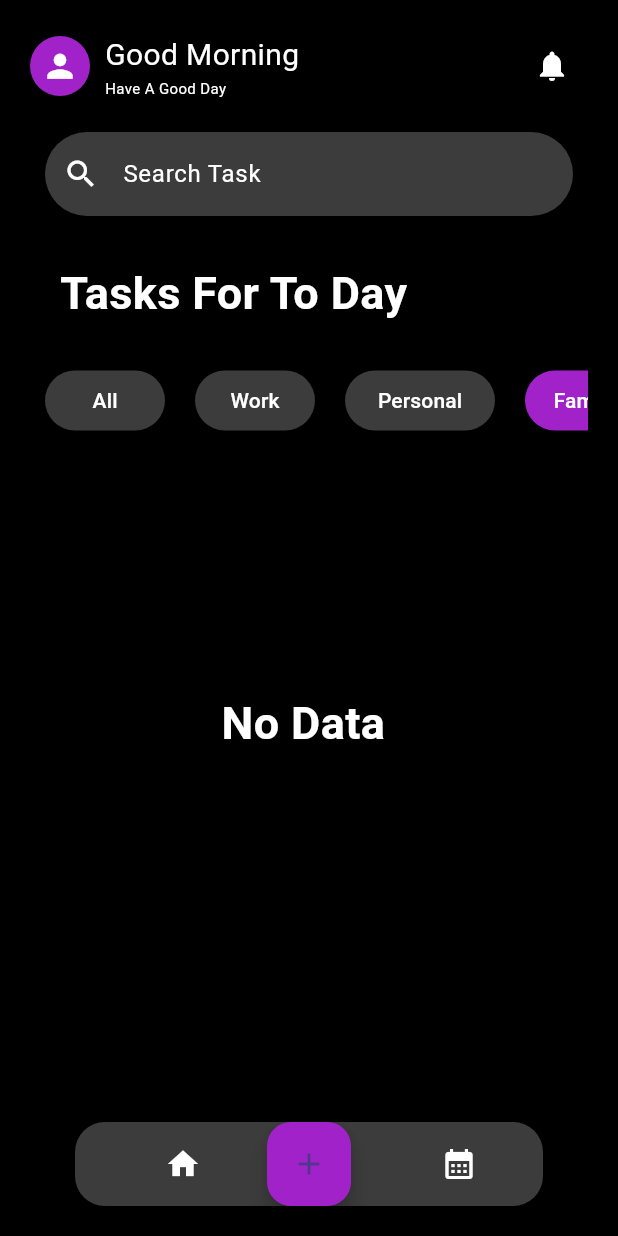
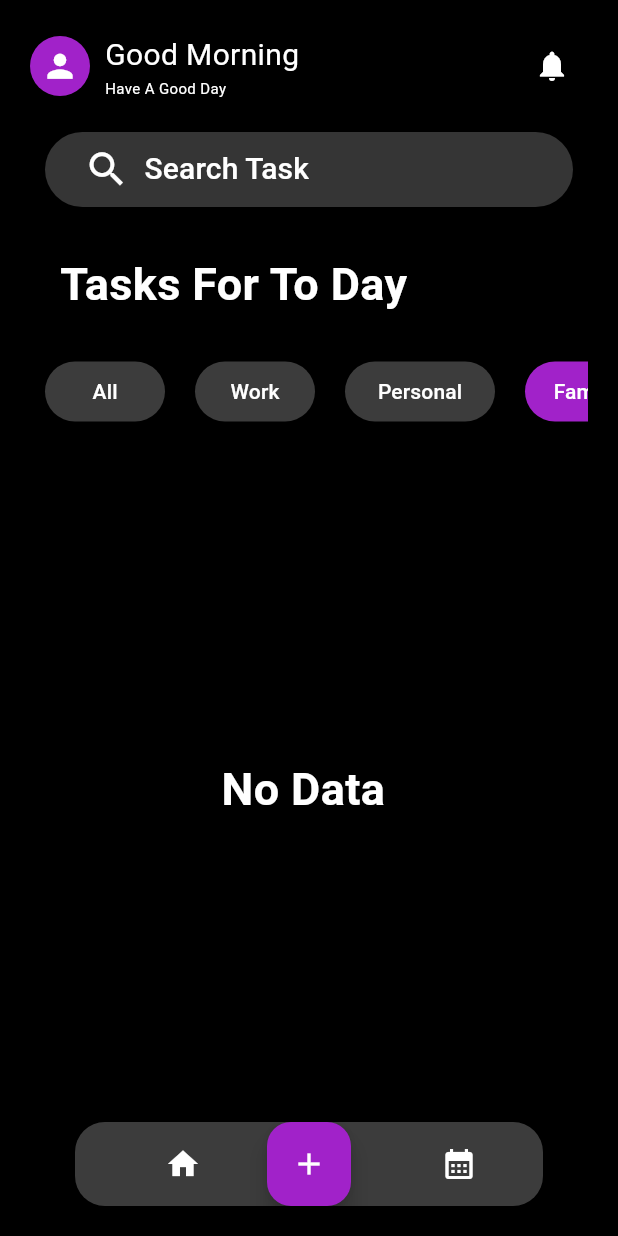
Before and after one commit to ameen-ali-hub/To-Do-List-App, a Flutter app: the screen it shows after launch, on a phone screen of 412 x 824 dp. Run offline on Flutter 3.47's test engine with Material 3 defaults, Android fonts, the phone set to English and light mode, and no system bars; our stand-ins replace hive_flutter, table_calendar; accounts and stored records are empty.

Commit message:
Update Task Status And SearchBar

```diff
--- a/lib/main.dart
+++ b/lib/main.dart
@@ -5,11 +5,12 @@ import 'package:hive_flutter/adapters.dart';
 import 'package:todoapp/model/task.dart';
 import './view/home.dart';
 
+
 void main() async {
   await Hive.initFlutter();
   Hive.registerAdapter(TaskAdapter());
   await Hive.openBox('TasksBox');
-  runApp(const MyApp());
+  runApp(const MyApp()) ;
 }
 
 class MyApp extends StatefulWidget {
@@ -20,6 +21,7 @@ class MyApp extends StatefulWidget {
 }
 
 class _MyAppState extends State<MyApp> {
+
   @override
   void dispose() {
     // TODO: implement dispose
--- a/lib/model/task.dart
+++ b/lib/model/task.dart
@@ -1,6 +1,7 @@
 // the thinks we need to entered to the database
 import 'package:hive_flutter/adapters.dart';
 part 'task.g.dart';
+
 @HiveType(typeId: 1)
 class Task {
   @HiveField(0)
--- a/lib/view/calendar.dart
+++ b/lib/view/calendar.dart
@@ -66,7 +66,7 @@ class _calendarState extends State<calendar> {
                     ),
                   );
                 },
-                child: Icon(Icons.add),
+                child: Icon(Icons.add , color: Colors.white,),
               ),
               // add task
               //  calendar
--- a/lib/view/home.dart
+++ b/lib/view/home.dart
@@ -1,8 +1,9 @@
-// ignore_for_file: prefer_const_constructors, prefer_const_literals_to_create_immutables, sort_child_properties_last, non_constant_identifier_names, unused_local_variable, unnecessary_brace_in_string_interps, unused_element, avoid_print
+// ignore_for_file: prefer_const_constructors, prefer_const_literals_to_create_immutables, sort_child_properties_last, non_constant_identifier_names, unused_local_variable, unnecessary_brace_in_string_interps, unused_element, avoid_print, prefer_final_fields, unused_field
 
+import 'package:flutter/foundation.dart';
 import 'package:flutter/material.dart';
-import 'package:flutter/rendering.dart';
 import 'package:hive_flutter/adapters.dart';
+import 'package:todoapp/model/task.dart';
 import 'package:todoapp/view/add_task.dart';
 import 'package:todoapp/view/calendar.dart';
 import 'package:todoapp/view/init/colors.dart';
@@ -16,6 +17,13 @@ class Home extends StatefulWidget {
 
 class _HomeState extends State<Home> {
   late final Box box;
+  bool? _ischecked = false;
+
+  void changevalueofbox(bool? NewVaule) {
+    setState(() {
+      _ischecked = NewVaule;
+    });
+  }
 
   _deleteInfo(int index) {
     box.deleteAt(index);
@@ -103,22 +111,45 @@ class _HomeState extends State<Home> {
                 // search bar
                 Container(
                   margin: EdgeInsets.all(10),
-                  child: TextField(
-                    style: TextStyle(color: Colors.white),
-                    cursorColor: Colors.white,
-                    decoration: InputDecoration(
-                      border: OutlineInputBorder(
-                        borderRadius: BorderRadius.circular(40),
-                        borderSide: BorderSide.none,
-                      ),
-                      hintText: "Search Task",
-                      hintStyle: TextStyle(color: Colors.white),
-                      prefixIcon: Icon(Icons.search),
-                      prefixIconColor: Colors.white,
-                      filled: true,
-                      fillColor: const Color.fromARGB(255, 60, 60, 60),
+                  height: 50,
+                  decoration: BoxDecoration(
+                    borderRadius: BorderRadius.circular(30),
+                    color: const Color.fromARGB(53, 255, 255, 255),
+                  ),
+                  child: MaterialButton(
+                    onPressed: () {
+                      showSearch(
+                        query: '',
+                        context: context,
+                        delegate: MainSearch(),
+                      );
+                    },
+                    child: Row(
+                      crossAxisAlignment: CrossAxisAlignment.center,
+                      // mainAxisAlignment: MainAxisAlignment.spa,
+                      children: [
+                        SizedBox(
+                          width: 10,
+                        ),
+                        Icon(
+                          Icons.search,
+                          color: Colors.white,
+                          size: 30.3,
+                        ),
+                        SizedBox(
+                          width: 10,
+                        ),
+                        Text(
+                          "Search Task",
+                          style: TextStyle(
+                            fontSize: 20,
+                            color: Colors.white,
+                          ),
+                        ),
+                      ],
                     ),
                   ),
+                  width: double.infinity,
                 ),
                 // TASKS FOR TODAY title
                 Padding(
@@ -234,7 +265,7 @@ class _HomeState extends State<Home> {
                 // tasks view
                 Container(
                   margin: EdgeInsets.all(10),
-                  height: 350,
+                  height: 450,
                   width: double.infinity,
                   child: ValueListenableBuilder(
                     valueListenable: box.listenable(),
@@ -264,20 +295,29 @@ class _HomeState extends State<Home> {
                               ),
                               child: ListTile(
                                 contentPadding: EdgeInsets.all(10),
-                                textColor: Colors.white,
                                 title: Text(
                                   task_data.title,
                                   style: TextStyle(
-                                    fontSize: 20,
-                                  ),
+                                      fontSize: 20,
+                                      fontWeight: FontWeight.bold,
+                                      color: Colors.white),
                                 ),
                                 subtitle: Row(
                                   children: [
                                     Text(
                                       task_data.descreption,
-                                      style: TextStyle(fontSize: 15),
+                                      style: TextStyle(
+                                        fontSize: 12,
+                                        color: Colors.white,
+                                      ),
                                     )
                                   ],
+                                ),
+                                leading: Checkbox(
+                                  // tristate: true,
+                                  onChanged: (newvalue) =>
+                                      changevalueofbox(newvalue),
+                                  value: _ischecked,
                                 ),
                                 trailing: IconButton(
                                   onPressed: () {
@@ -342,7 +382,7 @@ class _HomeState extends State<Home> {
                   ),
                 );
               },
-              child: Icon(Icons.add),
+              child: Icon(Icons.add, color: Colors.white),
             ),
             // add task
             //  calendar
@@ -373,3 +413,97 @@ class _HomeState extends State<Home> {
     );
   }
 }
+
+class MainSearch extends SearchDelegate {
+  Box box = Hive.box('TasksBox');
+  @override
+  List<Widget>? buildActions(BuildContext context) {
+    if (query != '') {
+      return [
+        IconButton(
+          color: pirble,
+          onPressed: () {
+            query = '';
+          },
+          icon: Icon(Icons.close),
+        ),
+      ];
+    }
+  }
+
+  @override
+  Widget? buildLeading(BuildContext context) {
+    return IconButton(
+      onPressed: () {
+        close(context, null) ;
+      },
+      icon: Icon(
+        Icons.arrow_back,
+        color: pirble,
+      ),
+    );
+  }
+
+  @override
+  Widget buildResults(BuildContext context) {
+    return ValueListenableBuilder(
+        valueListenable: box.listenable(),
+        builder: (context, value, child) {
+          return ListView.builder(
+            itemBuilder: (context, index) {
+              var currerntbox = box;
+              var task_data = currerntbox.getAt(index);
+              if (query == task_data.title) {
+                return ListTile(
+                  leading: Icon(Icons.task),
+                  title: Text(task_data.title),
+                  subtitle: Text(task_data.descreption),
+                  onTap: () {
+                    Navigator.of(context).pop();
+                  },
+                );
+              } else {
+                return Text('');
+              }
+            },
+            itemCount: box.length,
+          );
+        });
+  }
+
+  @override
+  Widget buildSuggestions(BuildContext context) {
+    return ValueListenableBuilder(
+      valueListenable: box.listenable(),
+      builder: (context, value, child) {
+        return Center(
+          child: Text(
+            "No Data ",
+            style: TextStyle(
+              fontSize: 30,
+              fontWeight: FontWeight.bold,
+              color: pirble,
+            ),
+          ),
+        );
+      },
+    );
+  }
+}
+
+// child: TextFormField(
+//   style: TextStyle(color: Colors.white),
+//   cursorColor: Colors.white,
+//   decoration: InputDecoration(
+//     border: OutlineInputBorder(
+//       borderRadius: BorderRadius.circular(40),
+//       borderSide: BorderSide.none,
+//     ),
+//     hintText: "Search Task",
+//     hintStyle: TextStyle(color: Colors.white),
+//     prefixIcon: Icon(Icons.search),
+//     prefixIconColor: Colors.white,
+//     filled: true,
+//     fillColor: const Color.fromARGB(255, 60, 60, 60),
+//   ),
+// ),
```
Also changed, not shown: pubspec.lock, 1 other file.
